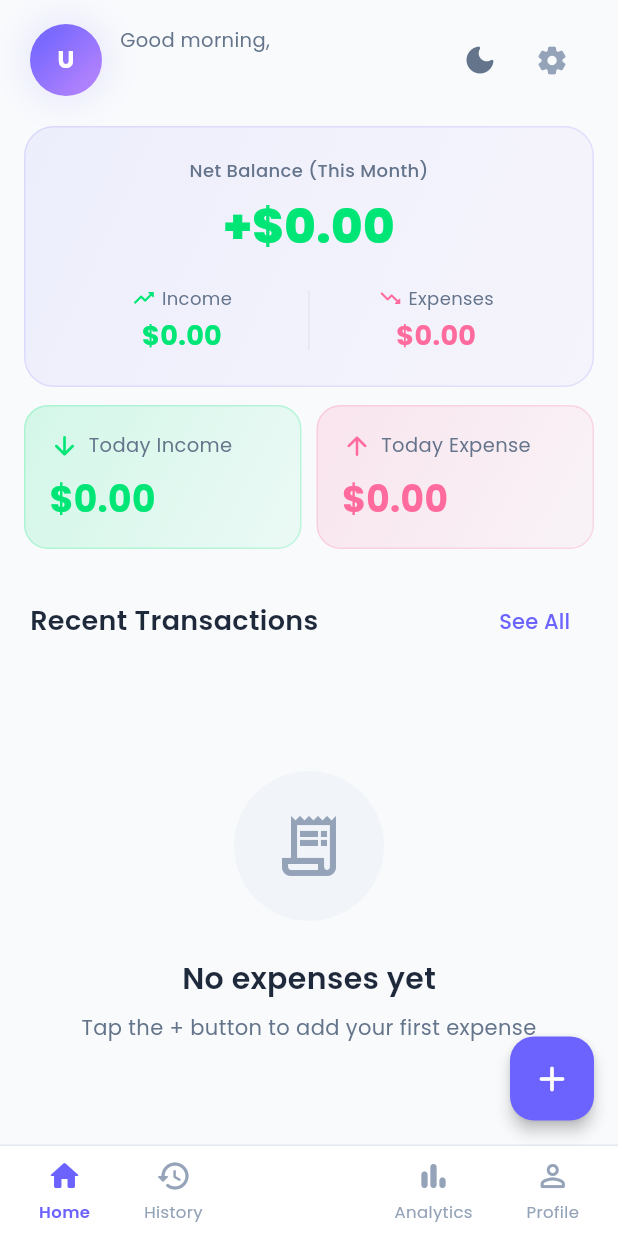
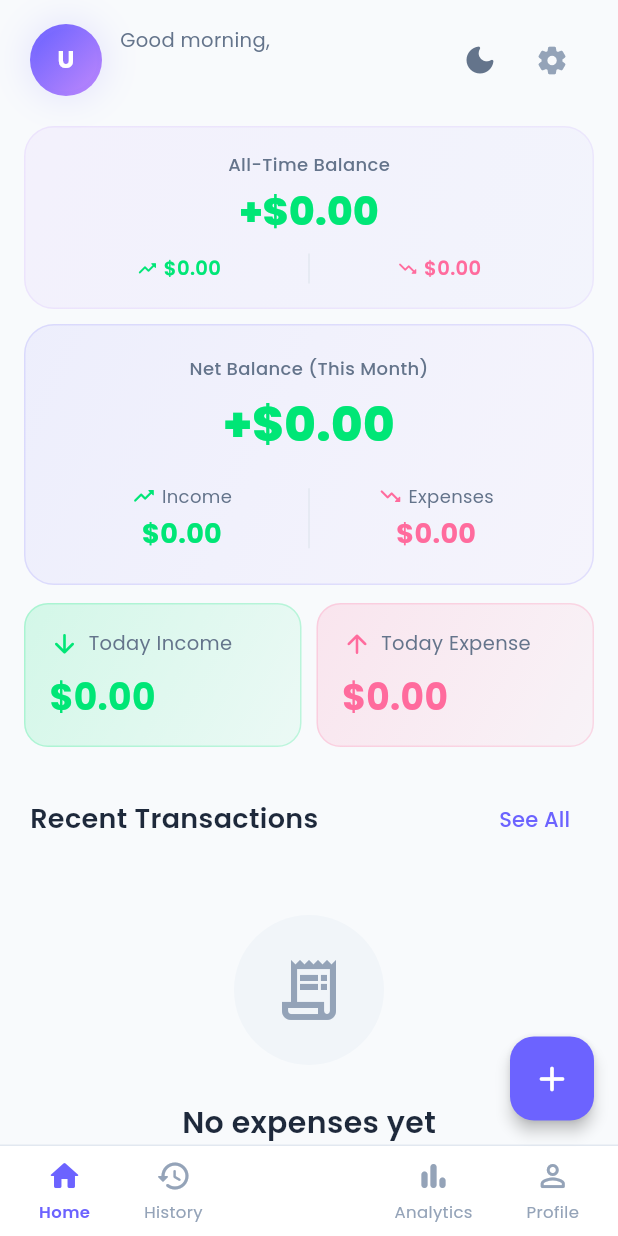
Before and after one commit to ishfak07/Income-Outcome-flutter-app, a Flutter app: the HomeDashboard screen opened by its route, after a tap on the "light mode" icon, on a phone screen of 412 x 824 dp. Run offline on Flutter 3.47's test engine with Material 3 defaults, Android fonts, the phone set to English and light mode, and no system bars; drawn by our look-alikes of flutter_animate; our stand-ins replace cloud_firestore, csv, firebase_auth, firebase_core, firebase_storage, fl_chart and 7 more; accounts and stored records are empty; statements that could not run were skipped.

Commit message:
Enhance Firestore rules and add all-time tracking for income and expenses

```diff
--- a/lib/providers/expense_provider.dart
+++ b/lib/providers/expense_provider.dart
@@ -11,6 +11,7 @@ class ExpenseProvider extends ChangeNotifier {
   List<ExpenseModel> _expenses = [];
   double _totalToday = 0;
   double _totalThisMonth = 0;
+  double _totalAllTime = 0;
   Map<String, double> _categoryBreakdown = {};
   bool _isLoading = false;
   String? _error;
@@ -21,6 +22,7 @@ class ExpenseProvider extends ChangeNotifier {
   List<ExpenseModel> get expenses => _expenses;
   double get totalToday => _totalToday;
   double get totalThisMonth => _totalThisMonth;
+  double get totalAllTime => _totalAllTime;
   Map<String, double> get categoryBreakdown => _categoryBreakdown;
   bool get isLoading => _isLoading;
   String? get error => _error;
@@ -55,6 +57,7 @@ class ExpenseProvider extends ChangeNotifier {
     try {
       _totalToday = await _expenseService.getTotalSpentToday(userId);
       _totalThisMonth = await _expenseService.getTotalSpentThisMonth(userId);
+      _totalAllTime = await _expenseService.getTotalSpentAllTime(userId);
       _categoryBreakdown = await _expenseService.getCategoryBreakdown(userId);
       _error = null;
     } catch (e) {
@@ -140,6 +143,7 @@ class ExpenseProvider extends ChangeNotifier {
     _expenses = [];
     _totalToday = 0;
     _totalThisMonth = 0;
+    _totalAllTime = 0;
     _categoryBreakdown = {};
     _error = null;
     notifyListeners();
--- a/lib/providers/income_provider.dart
+++ b/lib/providers/income_provider.dart
@@ -11,6 +11,7 @@ class IncomeProvider extends ChangeNotifier {
   List<IncomeModel> _incomes = [];
   double _totalIncomeToday = 0;
   double _totalIncomeThisMonth = 0;
+  double _totalIncomeAllTime = 0;
   double _totalIncomePreviousMonth = 0;
   Map<String, double> _incomeCategoryBreakdown = {};
   bool _isLoading = false;
@@ -22,6 +23,7 @@ class IncomeProvider extends ChangeNotifier {
   List<IncomeModel> get incomes => _incomes;
   double get totalIncomeToday => _totalIncomeToday;
   double get totalIncomeThisMonth => _totalIncomeThisMonth;
+  double get totalIncomeAllTime => _totalIncomeAllTime;
   double get totalIncomePreviousMonth => _totalIncomePreviousMonth;
   Map<String, double> get incomeCategoryBreakdown => _incomeCategoryBreakdown;
   bool get isLoading => _isLoading;
@@ -57,6 +59,8 @@ class IncomeProvider extends ChangeNotifier {
       _totalIncomeToday = await _incomeService.getTotalIncomeToday(userId);
       _totalIncomeThisMonth =
           await _incomeService.getTotalIncomeThisMonth(userId);
+      _totalIncomeAllTime =
+          await _incomeService.getTotalIncomeAllTime(userId);
       _totalIncomePreviousMonth =
           await _incomeService.getTotalIncomePreviousMonth(userId);
       _incomeCategoryBreakdown =
@@ -179,6 +183,7 @@ class IncomeProvider extends ChangeNotifier {
     _incomes = [];
     _totalIncomeToday = 0;
     _totalIncomeThisMonth = 0;
+    _totalIncomeAllTime = 0;
     _totalIncomePreviousMonth = 0;
     _incomeCategoryBreakdown = {};
     _error = null;
--- a/lib/screens/home_dashboard.dart
+++ b/lib/screens/home_dashboard.dart
@@ -219,9 +219,112 @@ class _HomeDashboardState extends State<HomeDashboard> {
         final savingsRate =
             totalIncome > 0 ? ((netBalance / totalIncome) * 100) : 0.0;
 
+        final allTimeIncome = incomeProvider.totalIncomeAllTime;
+        final allTimeExpense = expenseProvider.totalAllTime;
+        final allTimeBalance = allTimeIncome - allTimeExpense;
+
         return Padding(
           padding: const EdgeInsets.fromLTRB(16, 12, 16, 0),
-          child: Container(
+          child: Column(
+            children: [
+              // All-Time Cumulative Balance Card
+              Container(
+                width: double.infinity,
+                padding: const EdgeInsets.all(16),
+                decoration: BoxDecoration(
+                  borderRadius: BorderRadius.circular(20),
+                  gradient: LinearGradient(
+                    colors: isDark
+                        ? [const Color(0xFF0D1B2A), const Color(0xFF1B2838)]
+                        : [
+                            AppTheme.accentPurple.withOpacity(0.08),
+                            AppTheme.primaryColor.withOpacity(0.04),
+                          ],
+                    begin: Alignment.topLeft,
+                    end: Alignment.bottomRight,
+                  ),
+                  border: Border.all(
+                    color: isDark
+                        ? Colors.white.withOpacity(0.06)
+                        : AppTheme.accentPurple.withOpacity(0.12),
+                  ),
+                ),
+                child: Column(
+                  children: [
+                    Text(
+                      'All-Time Balance',
+                      style: TextStyle(
+                        fontSize: 12,
+                        fontWeight: FontWeight.w500,
+                        color:
+                            isDark ? Colors.white54 : const Color(0xFF64748B),
+                      ),
+                    ),
+                    const SizedBox(height: 4),
+                    Text(
+                      '${allTimeBalance >= 0 ? '+' : '-'}${context.read<CurrencyProvider>().currencySymbol}${allTimeBalance.abs().toStringAsFixed(2)}',
+                      style: TextStyle(
+                        fontSize: 26,
+                        fontWeight: FontWeight.w800,
+                        color: allTimeBalance >= 0
+                            ? AppTheme.accentGreen
+                            : Colors.redAccent,
+                      ),
+                    ),
+                    const SizedBox(height: 10),
+                    Row(
+                      children: [
+                        Expanded(
+                          child: Row(
+                            mainAxisAlignment: MainAxisAlignment.center,
+                            children: [
+                              Icon(Icons.trending_up_rounded,
+                                  color: AppTheme.accentGreen, size: 14),
+                              const SizedBox(width: 4),
+                              Text(
+                                '${context.read<CurrencyProvider>().currencySymbol}${allTimeIncome.toStringAsFixed(2)}',
+                                style: const TextStyle(
+                                  fontSize: 13,
+                                  fontWeight: FontWeight.w600,
+                                  color: AppTheme.accentGreen,
+                                ),
+                              ),
+                            ],
+                          ),
+                        ),
+                        Container(
+                          height: 20,
+                          width: 1,
+                          color: isDark
+                              ? Colors.white.withOpacity(0.1)
+                              : const Color(0xFFE2E8F0),
+                        ),
+                        Expanded(
+                          child: Row(
+                            mainAxisAlignment: MainAxisAlignment.center,
+                            children: [
+                              Icon(Icons.trending_down_rounded,
+                                  color: AppTheme.accentPink, size: 14),
+                              const SizedBox(width: 4),
+                              Text(
+                                '${context.read<CurrencyProvider>().currencySymbol}${allTimeExpense.toStringAsFixed(2)}',
+                                style: const TextStyle(
+                                  fontSize: 13,
+                                  fontWeight: FontWeight.w600,
+                                  color: AppTheme.accentPink,
+                                ),
+                              ),
+                            ],
+                          ),
+                        ),
+                      ],
+                    ),
+                  ],
+                ),
+              ),
+              const SizedBox(height: 10),
+              // This Month Card
+              Container(
                 padding: const EdgeInsets.all(20),
                 decoration: BoxDecoration(
                   borderRadius: BorderRadius.circular(20),
@@ -248,7 +351,8 @@ class _HomeDashboardState extends State<HomeDashboard> {
                       style: TextStyle(
                         fontSize: 12,
                         fontWeight: FontWeight.w500,
-                    color: isDark ? Colors.white54 : const Color(0xFF64748B),
+                        color:
+                            isDark ? Colors.white54 : const Color(0xFF64748B),
                       ),
                     ),
                     const SizedBox(height: 6),
@@ -265,8 +369,8 @@ class _HomeDashboardState extends State<HomeDashboard> {
                     if (totalIncome > 0) ...[
                       const SizedBox(height: 4),
                       Container(
-                    padding:
-                        const EdgeInsets.symmetric(horizontal: 12, vertical: 4),
+                        padding: const EdgeInsets.symmetric(
+                            horizontal: 12, vertical: 4),
                         decoration: BoxDecoration(
                           borderRadius: BorderRadius.circular(20),
                           color: (savingsRate >= 0
@@ -358,6 +462,8 @@ class _HomeDashboardState extends State<HomeDashboard> {
                     ),
                   ],
                 ),
+              ),
+            ],
           ),
         )
             .animate()
--- a/lib/services/expense_service.dart
+++ b/lib/services/expense_service.dart
@@ -106,6 +106,17 @@ class ExpenseService {
     return expenses.fold<double>(0, (total, e) => total + e.amount);
   }
 
+  /// Calculate total spent across all time.
+  Future<double> getTotalSpentAllTime(String userId) async {
+    final snapshot = await _expensesRef(userId).get();
+    double total = 0;
+    for (final doc in snapshot.docs) {
+      final data = doc.data() as Map<String, dynamic>;
+      total += (data['amount'] as num?)?.toDouble() ?? 0;
+    }
+    return total;
+  }
+
   /// Get category-wise breakdown for current month.
   Future<Map<String, double>> getCategoryBreakdown(String userId) async {
     final now = DateTime.now();
--- a/lib/services/income_service.dart
+++ b/lib/services/income_service.dart
@@ -140,6 +140,17 @@ class IncomeService {
     return incomes.fold<double>(0, (total, i) => total + i.amount);
   }
 
+  /// Calculate total income across all time.
+  Future<double> getTotalIncomeAllTime(String userId) async {
+    final snapshot = await _incomesRef(userId).get();
+    double total = 0;
+    for (final doc in snapshot.docs) {
+      final data = doc.data() as Map<String, dynamic>;
+      total += (data['amount'] as num?)?.toDouble() ?? 0;
+    }
+    return total;
+  }
+
   /// Calculate total income for previous month.
   Future<double> getTotalIncomePreviousMonth(String userId) async {
     final now = DateTime.now();
```
Also changed, not shown: 1 other file. Lines whose indentation alone changed are shown as unchanged.
